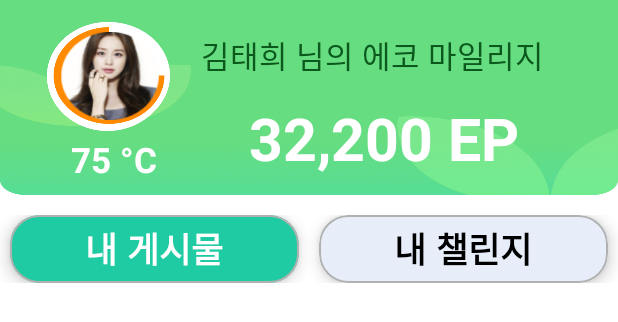
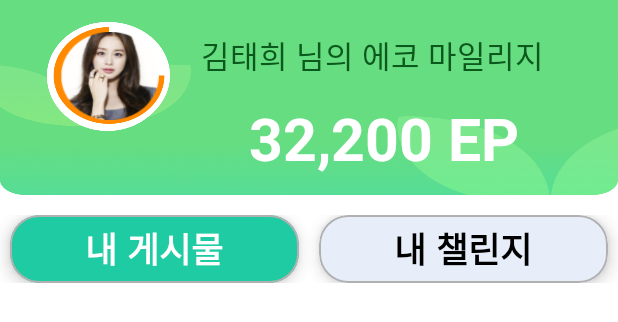
Before and after one commit to bigteamkr/com.sdm.ecomileage, an Android app: the layout fragment_profile.xml on its own in the app's theme, with its tools: preview values and no code run, on a phone screen of 412 x 824 dp. Shown: the top 322 px of the screen. Run offline under Robolectric (Android 15) with nearby library versions, the light colour scheme and no system bars.

Commit message:
login_ui_update

```diff
--- a/app/src/main/res/layout/fragment_profile.xml
+++ b/app/src/main/res/layout/fragment_profile.xml
@@ -58,20 +58,7 @@
 
 
                     />
-                <TextView
-                    android:id="@+id/text3"
-                    android:layout_width="wrap_content"
-                    android:layout_height="wrap_content"
-                    android:text="75 °C"
 
-                    android:layout_gravity="bottom"
-                    android:layout_marginStart="@dimen/_30sdp"
-                    android:layout_marginTop="@dimen/_10sdp"
-                    android:textColor="@color/white"
-                    android:textStyle="bold"
-                    android:textSize="@dimen/_18sdp"
-
-                    />
             </FrameLayout>
 
 
--- a/app/src/main/res/layout/fragment_register.xml
+++ b/app/src/main/res/layout/fragment_register.xml
@@ -250,7 +250,7 @@
     <ScrollView
         android:layout_width="match_parent"
         android:layout_height="wrap_content"
-        android:layout_marginTop="@dimen/_40sdp"
+        android:layout_marginTop="@dimen/_80sdp"
         android:fillViewport="true"
         android:orientation="vertical"
         android:scrollbarAlwaysDrawVerticalTrack="true"
```
